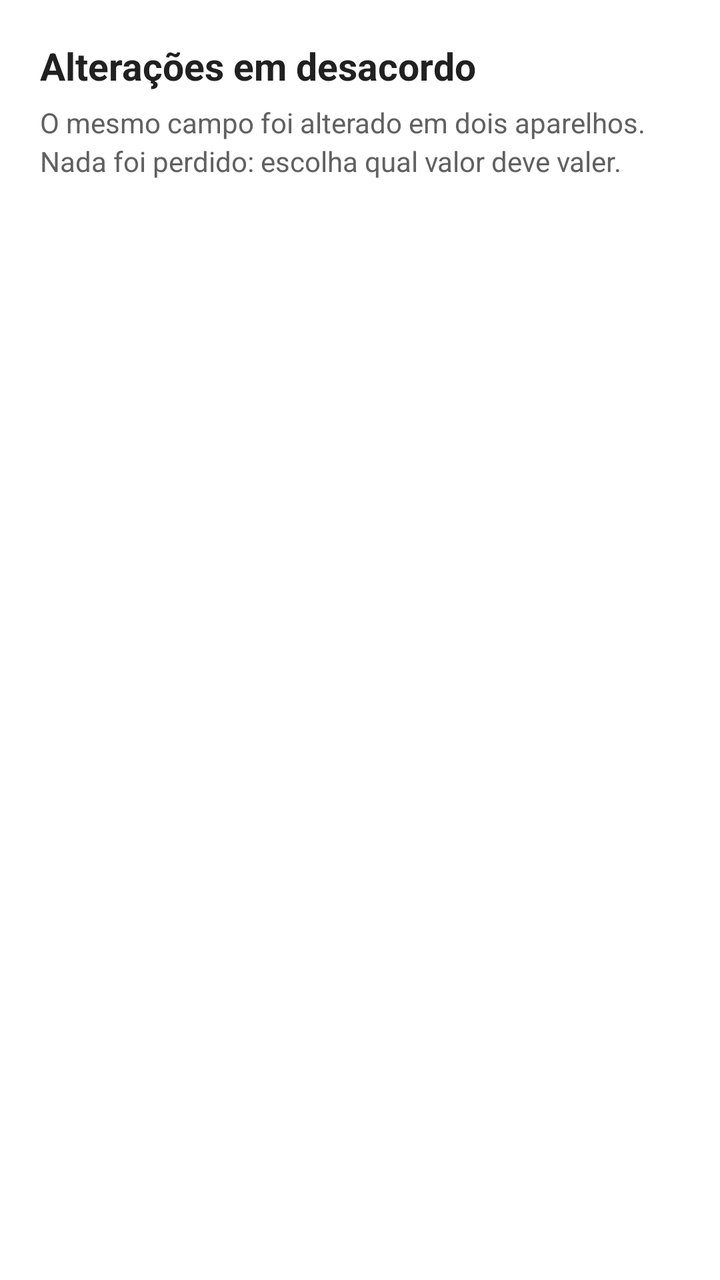
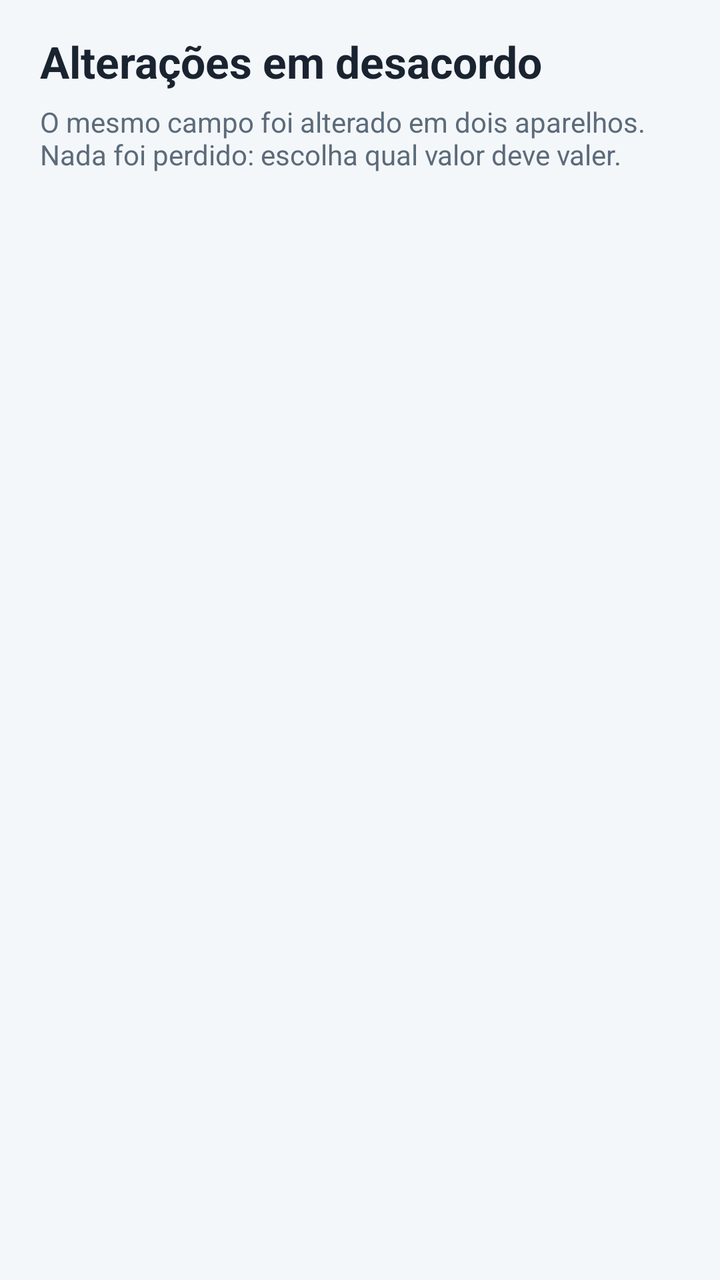

Before-and-after screenshots of an Android layout around one commit, followed by the original layout XML and the change that was made.
<!-- AndroidManifest.xml: application theme CustomActionBarTheme -->
<!-- res/layout/activity_conflicts.xml -->
<?xml version="1.0" encoding="utf-8"?>
<LinearLayout xmlns:android="http://schemas.android.com/apk/res/android"
    android:layout_width="match_parent"
    android:layout_height="match_parent"
    android:orientation="vertical"
    android:fitsSystemWindows="true"
    android:background="#FFFFFF"
    android:padding="20dp">

    <TextView
        android:layout_width="match_parent"
        android:layout_height="wrap_content"
        android:text="Alterações em desacordo"
        android:textSize="19sp"
        android:textStyle="bold"
        android:textColor="#212121" />

    <TextView
        android:layout_width="match_parent"
        android:layout_height="wrap_content"
        android:layout_marginTop="6dp"
        android:textSize="14sp"
        android:textColor="#616161"
        android:lineSpacingExtra="3dp"
        android:text="O mesmo campo foi alterado em dois aparelhos. Nada foi perdido: escolha qual valor deve valer." />

    <ProgressBar
        android:id="@+id/progress"
        android:layout_width="wrap_content"
        android:layout_height="wrap_content"
        android:layout_gravity="center_horizontal"
        android:layout_marginTop="24dp"
        android:visibility="gone" />

    <TextView
        android:id="@+id/emptyView"
        android:layout_width="match_parent"
        android:layout_height="wrap_content"
        android:layout_marginTop="32dp"
        android:gravity="center"
        android:textSize="15sp"
        android:textColor="#757575"
        android:visibility="gone"
        android:text="Nenhuma decisão pendente." />

    <ListView
        android:id="@+id/conflictList"
        android:layout_width="match_parent"
        android:layout_height="0dp"
        android:layout_weight="1"
        android:layout_marginTop="16dp"
        android:divider="#E0E0E0"
        android:dividerHeight="1dp" />

</LinearLayout>
<!-- resources referenced by this layout -->
<resources>
  <style name="CustomActionBarTheme" parent="@style/Theme.AppCompat.Light.DarkActionBar">
          <item name="android:actionBarStyle">@style/MyActionBar</item>
          <item name="actionBarStyle">@style/MyActionBar</item>
          <item name="colorPrimary">@color/colorPrimary</item>
          <item name="colorPrimaryDark">@color/colorPrimaryDark</item>
          <item name="colorAccent">@color/colorAccent</item>
          
          <item name="android:statusBarColor">@color/system_bar</item>
          <item name="android:navigationBarColor">@color/system_bar</item>
          <item name="android:windowLightStatusBar">false</item>
          <item name="android:windowLightNavigationBar">false</item>
      </style>
  <color name="colorPrimary">#3F51B5</color>
  <color name="colorPrimaryDark">#303F9F</color>
  <color name="colorAccent">#225aa9</color>
  <color name="system_bar">#ff1c679d</color>
  <color name="colorActionBar">#ff1c679d</color>
  <!-- unchanged entries left out for length: 1 -->
</resources>

<!-- the commit's change to res/layout/activity_conflicts.xml (unified diff, before → after) -->
@@ -4,52 +4,54 @@
     android:layout_height="match_parent"
     android:orientation="vertical"
     android:fitsSystemWindows="true"
-    android:background="#FFFFFF"
-    android:padding="20dp">
+    android:background="@color/color_surface">
 
-    <TextView
+    <LinearLayout
         android:layout_width="match_parent"
-        android:layout_height="wrap_content"
-        android:text="Alterações em desacordo"
-        android:textSize="19sp"
-        android:textStyle="bold"
-        android:textColor="#212121" />
+        android:layout_height="match_parent"
+        android:orientation="vertical"
+        android:paddingLeft="@dimen/screen_padding_horizontal"
+        android:paddingRight="@dimen/screen_padding_horizontal"
+        android:paddingTop="@dimen/screen_padding_top"
+        android:paddingBottom="@dimen/screen_padding_bottom">
 
-    <TextView
-        android:layout_width="match_parent"
-        android:layout_height="wrap_content"
-        android:layout_marginTop="6dp"
-        android:textSize="14sp"
-        android:textColor="#616161"
-        android:lineSpacingExtra="3dp"
-        android:text="O mesmo campo foi alterado em dois aparelhos. Nada foi perdido: escolha qual valor deve valer." />
+        <TextView
+            android:layout_width="match_parent"
+            android:layout_height="wrap_content"
+            android:text="Alterações em desacordo"
+            android:textAppearance="@style/TextAppearance.Estoque.Title" />
 
-    <ProgressBar
-        android:id="@+id/progress"
-        android:layout_width="wrap_content"
-        android:layout_height="wrap_content"
-        android:layout_gravity="center_horizontal"
-        android:layout_marginTop="24dp"
-        android:visibility="gone" />
+        <TextView
+            android:layout_width="match_parent"
+            android:layout_height="wrap_content"
+            android:layout_marginTop="6dp"
+            android:textAppearance="@style/TextAppearance.Estoque.Supporting"
+            android:text="O mesmo campo foi alterado em dois aparelhos. Nada foi perdido: escolha qual valor deve valer." />
 
-    <TextView
-        android:id="@+id/emptyView"
-        android:layout_width="match_parent"
-        android:layout_height="wrap_content"
-        android:layout_marginTop="32dp"
-        android:gravity="center"
-        android:textSize="15sp"
-        android:textColor="#757575"
-        android:visibility="gone"
-        android:text="Nenhuma decisão pendente." />
+        <ProgressBar
+            android:id="@+id/progress"
+            android:layout_width="wrap_content"
+            android:layout_height="wrap_content"
+            android:layout_gravity="center_horizontal"
+            android:layout_marginTop="24dp"
+            android:visibility="gone" />
 
-    <ListView
-        android:id="@+id/conflictList"
-        android:layout_width="match_parent"
-        android:layout_height="0dp"
-        android:layout_weight="1"
-        android:layout_marginTop="16dp"
-        android:divider="#E0E0E0"
-        android:dividerHeight="1dp" />
+        <TextView
+            android:id="@+id/emptyView"
+            android:layout_width="match_parent"
+            android:layout_height="wrap_content"
+            android:layout_marginTop="32dp"
+            android:textAppearance="@style/TextAppearance.Estoque.Empty"
+            android:visibility="gone"
+            android:text="Nenhuma decisão pendente." />
 
+        <ListView
+            android:id="@+id/conflictList"
+            android:layout_width="match_parent"
+            android:layout_height="0dp"
+            android:layout_weight="1"
+            android:layout_marginTop="@dimen/section_gap"
+            android:divider="@color/color_border"
+            android:dividerHeight="@dimen/stroke_width" />
+    </LinearLayout>
 </LinearLayout>
<!-- resource entries referenced after the edit -->
@@ -1,22 +1,127 @@
 <!-- resources referenced by this layout -->
 <resources>
-  <style name="CustomActionBarTheme" parent="@style/Theme.AppCompat.Light.DarkActionBar">
+  <color name="color_border">#E3E8EE</color>
+  <color name="color_surface">#F4F7FA</color>
+  <dimen name="screen_padding_bottom">28dp</dimen>
+  <dimen name="screen_padding_horizontal">20dp</dimen>
+  <dimen name="screen_padding_top">16dp</dimen>
+  <dimen name="section_gap">16dp</dimen>
+  <dimen name="stroke_width">1dp</dimen>
+  <style name="TextAppearance.Estoque.Empty">
+          <item name="android:textSize">15sp</item>
+          <item name="android:textColor">@color/color_text_muted</item>
+          <item name="android:gravity">center</item>
+      </style>
+  <style name="TextAppearance.Estoque.Supporting">
+          <item name="android:textSize">14sp</item>
+          <item name="android:textColor">@color/color_text_muted</item>
+          <item name="android:lineSpacingExtra">3dp</item>
+      </style>
+  <style name="TextAppearance.Estoque.Title">
+          <item name="android:textSize">22sp</item>
+          <item name="android:textStyle">bold</item>
+          <item name="android:textColor">@color/color_text</item>
+          <item name="android:lineSpacingExtra">2dp</item>
+      </style>
+  <style name="CustomActionBarTheme" parent="Theme.MaterialComponents.Light.DarkActionBar.Bridge">
           <item name="android:actionBarStyle">@style/MyActionBar</item>
           <item name="actionBarStyle">@style/MyActionBar</item>
           <item name="colorPrimary">@color/colorPrimary</item>
           <item name="colorPrimaryDark">@color/colorPrimaryDark</item>
           <item name="colorAccent">@color/colorAccent</item>
+          <item name="android:windowBackground">@color/color_surface</item>
+          <item name="colorControlActivated">@color/color_brand</item>
+          <item name="colorControlNormal">@color/color_text_muted</item>
+          <item name="android:textColorPrimary">@color/color_text</item>
+          <item name="android:textColorSecondary">@color/color_text_muted</item>
+          <item name="buttonStyle">@style/Widget.Estoque.Button.Primary</item>
+          <item name="android:buttonStyle">@style/Widget.Estoque.Button.Primary</item>
+          <item name="materialButtonStyle">@style/Widget.Estoque.Button.Primary</item>
+          <item name="alertDialogTheme">@style/Theme.Estoque.Dialog</item>
+          <item name="android:alertDialogTheme">@style/Theme.Estoque.Dialog</item>
+          <item name="textInputStyle">@style/Widget.Estoque.TextInputLayout</item>
+          
+          <item name="viewInflaterClass">androidx.appcompat.app.AppCompatViewInflater</item>
           
           <item name="android:statusBarColor">@color/system_bar</item>
           <item name="android:navigationBarColor">@color/system_bar</item>
           <item name="android:windowLightStatusBar">false</item>
           <item name="android:windowLightNavigationBar">false</item>
       </style>
-  <color name="colorPrimary">#3F51B5</color>
-  <color name="colorPrimaryDark">#303F9F</color>
-  <color name="colorAccent">#225aa9</color>
-  <color name="system_bar">#ff1c679d</color>
-  <color name="colorActionBar">#ff1c679d</color>
+  <color name="color_text_muted">#5C6B7A</color>
+  <color name="color_text">#1A2330</color>
+  <color name="colorPrimary">@color/color_brand</color>
+  <color name="colorPrimaryDark">@color/color_brand_dark</color>
+  <color name="colorAccent">@color/color_brand</color>
+  <color name="color_brand">#1C679D</color>
+  <style name="Widget.Estoque.Button.Primary" parent="Widget.AppCompat.Button">
+          <item name="android:background">@drawable/bg_button_primary</item>
+          <item name="android:textColor">@color/button_primary_text</item>
+          <item name="android:textAllCaps">false</item>
+          <item name="android:textSize">16sp</item>
+          <item name="android:textStyle">bold</item>
+          <item name="android:paddingTop">@dimen/button_padding_vertical</item>
+          <item name="android:paddingBottom">@dimen/button_padding_vertical</item>
+          <item name="android:minHeight">@dimen/button_min_height</item>
+          <item name="android:stateListAnimator">@null</item>
+          <item name="android:elevation">0dp</item>
+      </style>
+  <style name="Theme.Estoque.Dialog" parent="Theme.MaterialComponents.Light.Dialog.Alert.Bridge">
+          <item name="colorAccent">@color/color_brand</item>
+          <item name="colorPrimary">@color/color_brand</item>
+          <item name="android:textColorPrimary">@color/color_text</item>
+          <item name="android:windowBackground">@color/color_surface_content</item>
+          <item name="textInputStyle">@style/Widget.Estoque.TextInputLayout</item>
+          <item name="viewInflaterClass">androidx.appcompat.app.AppCompatViewInflater</item>
+      </style>
+  <style name="Widget.Estoque.TextInputLayout" parent="Widget.MaterialComponents.TextInputLayout.OutlinedBox">
+          <item name="boxStrokeColor">@color/input_stroke</item>
+          <item name="hintTextColor">@color/color_brand</item>
+          <item name="android:textColorHint">@color/color_text_muted</item>
+          <item name="boxCornerRadiusTopStart">@dimen/radius_button</item>
+          <item name="boxCornerRadiusTopEnd">@dimen/radius_button</item>
+          <item name="boxCornerRadiusBottomStart">@dimen/radius_button</item>
+          <item name="boxCornerRadiusBottomEnd">@dimen/radius_button</item>
+          <item name="boxStrokeWidth">@dimen/stroke_width</item>
+          <item name="boxStrokeWidthFocused">@dimen/stroke_width_button</item>
+      </style>
+  <color name="system_bar">@color/color_brand</color>
+  <color name="colorActionBar">@color/color_brand</color>
+  <color name="color_brand_dark">#15537E</color>
+  <!-- drawable bg_button_primary (drawable) -->
+  <?xml version="1.0" encoding="utf-8"?>
+  <ripple xmlns:android="http://schemas.android.com/apk/res/android"
+      android:color="@color/color_ripple_on_brand">
+      <item android:id="@android:id/mask">
+          <shape android:shape="rectangle">
+              <solid android:color="@android:color/white" />
+              <corners android:radius="@dimen/radius_button" />
+          </shape>
+      </item>
+      <item>
+          <selector>
+              <item android:state_enabled="false">
+                  <shape android:shape="rectangle">
+                      <solid android:color="@color/color_disabled" />
+                      <corners android:radius="@dimen/radius_button" />
+                  </shape>
+              </item>
+              <item>
+                  <shape android:shape="rectangle">
+                      <solid android:color="@color/color_brand" />
+                      <corners android:radius="@dimen/radius_button" />
+                  </shape>
+              </item>
+          </selector>
+      </item>
+  </ripple>
+  <dimen name="button_padding_vertical">14dp</dimen>
+  <dimen name="button_min_height">48dp</dimen>
+  <color name="color_surface_content">#FFFFFF</color>
+  <dimen name="radius_button">10dp</dimen>
+  <dimen name="stroke_width_button">1.5dp</dimen>
+  <color name="color_ripple_on_brand">#33FFFFFF</color>
+  <color name="color_disabled">#C5CDD6</color>
   <!-- unchanged entries left out for length: 1 -->
 </resources>
 
